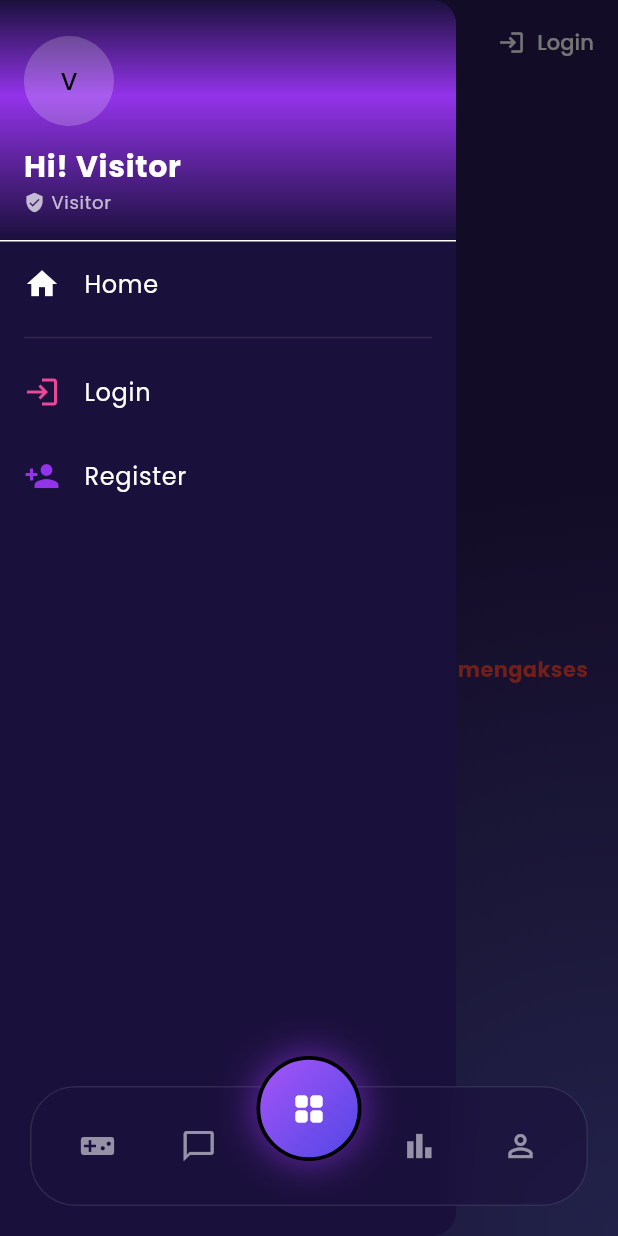
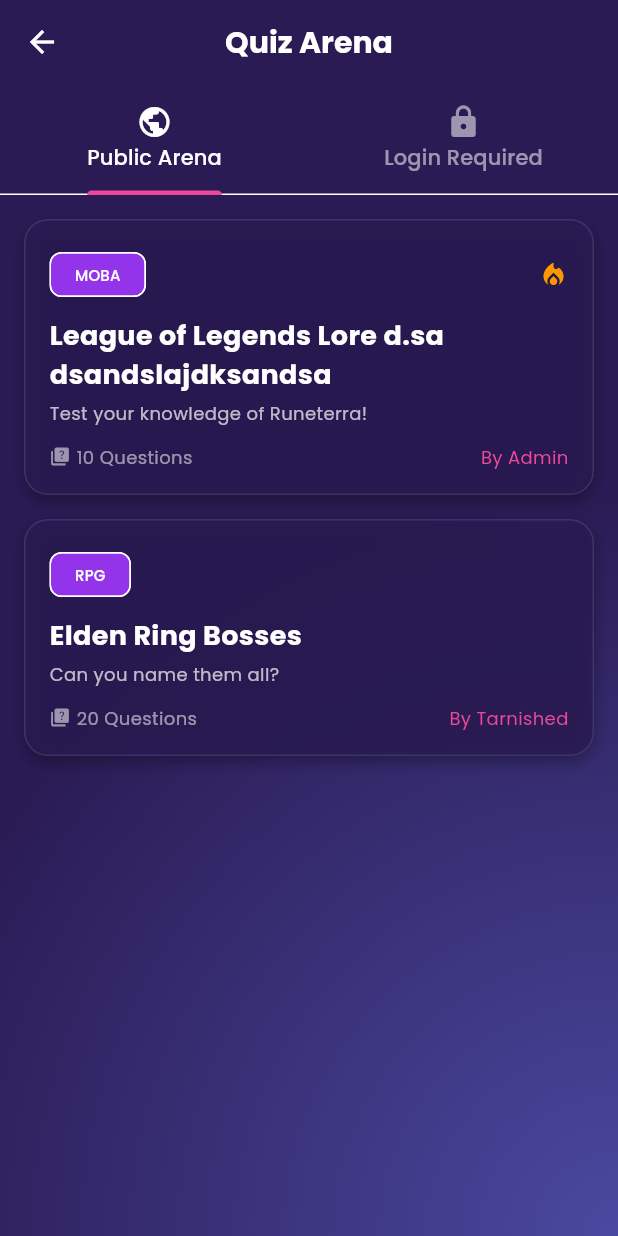
Before and after one commit to grassphobic-A07/arena-invicta-mobile, a Flutter app: the screen it shows after launch, in the side drawer, after a tap on the "videogame asset" icon, on a phone screen of 412 x 824 dp. Run offline on Flutter 3.47's test engine with Material 3 defaults, Android fonts, the phone set to English and light mode, and no system bars; our stand-ins replace google_fonts, internet_connection_checker_plus; missing offline and left inert: pbp_django_auth; accounts and stored records are empty.

Commit message:
Fix models and temporary UI

```diff
--- a/lib/global/widgets/glass_bottom_nav.dart
+++ b/lib/global/widgets/glass_bottom_nav.dart
@@ -1,6 +1,8 @@
 import 'dart:ui';
 
 import 'package:arena_invicta_mobile/global/widgets/app_colors.dart';
+import 'package:arena_invicta_mobile/hannan_quiz/screens/quiz_main.dart';
+import 'package:arena_invicta_mobile/hannan_quiz/widgets/app_background.dart';
 import 'package:flutter/material.dart';
 
 class GlassBottomNavBar extends StatelessWidget {
@@ -42,7 +44,15 @@
                     children: [
                       _NavIcon(
                         icon: Icons.videogame_asset,
-                        onTap: () {},
+                        isActive: true,
+                        onTap: () {
+                          Navigator.push(
+                            context,
+                            MaterialPageRoute(
+                              builder: (context) => const AppBackground(child: QuizMainPage()),
+                            ),
+                          );
+                        },
                       ),
                       _NavIcon(
                         icon: Icons.chat_bubble_outline,
--- a/lib/hannan_quiz/models/public_quiz_list_model.dart
+++ b/lib/hannan_quiz/models/public_quiz_list_model.dart
@@ -1,14 +1,14 @@
 // To parse this JSON data, do
 //
-//     final quizEntry = quizEntryFromJson(jsonString);
+//     final publicQuizListEntry = publicQuizListEntryFromJson(jsonString);
 
 import 'dart:convert';
 
-List<QuizEntry> quizEntryFromJson(String str) => List<QuizEntry>.from(json.decode(str).map((x) => QuizEntry.fromJson(x)));
+List<PublicQuizListEntry> publicQuizListEntryFromJson(String str) => List<PublicQuizListEntry>.from(json.decode(str).map((x) => PublicQuizListEntry.fromJson(x)));
 
-String quizEntryToJson(List<QuizEntry> data) => json.encode(List<dynamic>.from(data.map((x) => x.toJson())));
+String publicQuizListEntryToJson(List<PublicQuizListEntry> data) => json.encode(List<dynamic>.from(data.map((x) => x.toJson())));
 
-class QuizEntry {
+class PublicQuizListEntry {
     int id;
     String title;
     String description;
@@ -17,7 +17,7 @@
     int totalQuestions;
     String createdBy;
 
-    QuizEntry({
+    PublicQuizListEntry({
         required this.id,
         required this.title,
         required this.description,
@@ -27,7 +27,7 @@
         required this.createdBy,
     });
 
-    factory QuizEntry.fromJson(Map<String, dynamic> json) => QuizEntry(
+    factory PublicQuizListEntry.fromJson(Map<String, dynamic> json) => PublicQuizListEntry(
         id: json["id"],
         title: json["title"],
         description: json["description"],
--- /dev/null
+++ b/lib/hannan_quiz/screens/public_quiz_list.dart
@@ -0,0 +1,141 @@
+import 'package:arena_invicta_mobile/global/widgets/app_colors.dart';
+import 'package:arena_invicta_mobile/hannan_quiz/models/public_quiz_list_model.dart'; // Correct Import
+import 'package:arena_invicta_mobile/hannan_quiz/screens/quiz_play_screen.dart';
+import 'package:flutter/material.dart';
+import 'package:pbp_django_auth/pbp_django_auth.dart';
+import 'package:provider/provider.dart';
+
+class PublicQuizList extends StatefulWidget {
+  const PublicQuizList({super.key});
+
+  @override
+  State<PublicQuizList> createState() => _PublicQuizListState();
+}
+
+class _PublicQuizListState extends State<PublicQuizList> {
+  // Updated type to PublicQuizListEntry
+  Future<List<PublicQuizListEntry>> fetchPublicQuizzes(CookieRequest request) async {
+    // Replace with your actual Django endpoint
+    // final response = await request.get('https://neal-guarddin-arenainvicta.pbp.cs.ui.ac.id/quiz/api/public-list/');
+
+    // MOCK DATA using the correct model
+    await Future.delayed(const Duration(seconds: 1));
+    return [
+      PublicQuizListEntry(
+        id: 1,
+        title: "League of Legends Lore d.sa dsandslajdksandsa",
+        description: "Test your knowledge of Runeterra!",
+        category: "MOBA",
+        isQuizHot: true,
+        totalQuestions: 10, // Note plural 's' in public model
+        createdBy: "Admin"
+      ),
+      PublicQuizListEntry(
+        id: 2,
+        title: "Elden Ring Bosses",
+        description: "Can you name them all?",
+        category: "RPG",
+        isQuizHot: false,
+        totalQuestions: 20,
+        createdBy: "Tarnished"
+      ),
+    ];
+  }
+
+  @override
+  Widget build(BuildContext context) {
+    final request = context.watch<CookieRequest>();
+
+    return FutureBuilder(
+      future: fetchPublicQuizzes(request),
+      builder: (context, AsyncSnapshot<List<PublicQuizListEntry>> snapshot) {
+        if (snapshot.connectionState == ConnectionState.waiting) {
+          return const Center(child: CircularProgressIndicator(color: ArenaColor.dragonFruit));
+        } else if (!snapshot.hasData || snapshot.data!.isEmpty) {
+          return const Center(child: Text("No active quizzes in the Arena."));
+        }
+
+        return ListView.builder(
+          padding: const EdgeInsets.all(16),
+          itemCount: snapshot.data!.length,
+          itemBuilder: (context, index) {
+            final quiz = snapshot.data![index];
+            return _buildQuizCard(context, quiz);
+          },
+        );
+      },
+    );
+  }
+
+  Widget _buildQuizCard(BuildContext context, PublicQuizListEntry quiz) {
+    return Container(
+      margin: const EdgeInsets.only(bottom: 16),
+      decoration: BoxDecoration(
+        color: ArenaColor.darkAmethystLight.withOpacity(0.8),
+        borderRadius: BorderRadius.circular(16),
+        border: Border.all(color: Colors.white10),
+        boxShadow: [
+          BoxShadow(
+            color: Colors.black.withOpacity(0.3),
+            blurRadius: 8,
+            offset: const Offset(0, 4),
+          ),
+        ],
+      ),
+      child: InkWell(
+        onTap: () {
+          Navigator.push(
+            context,
+            MaterialPageRoute(
+              builder: (context) => QuizPlayScreen(quizId: quiz.id, title: quiz.title),
+            ),
+          );
+        },
+        borderRadius: BorderRadius.circular(16),
+        child: Padding(
+          padding: const EdgeInsets.all(16.0),
+          child: Column(
+            crossAxisAlignment: CrossAxisAlignment.start,
+            children: [
+              Row(
+                mainAxisAlignment: MainAxisAlignment.spaceBetween,
+                children: [
+                  Chip(
+                    label: Text(quiz.category, style: const TextStyle(fontSize: 10)),
+                    backgroundColor: ArenaColor.purpleX11,
+                    visualDensity: VisualDensity.compact,
+                  ),
+                  if (quiz.isQuizHot)
+                    const Icon(Icons.local_fire_department, color: Colors.orange, size: 20),
+                ],
+              ),
+              const SizedBox(height: 8),
+              Text(
+                quiz.title,
+                style: const TextStyle(fontSize: 18, fontWeight: FontWeight.bold, color: Colors.white),
+              ),
+              const SizedBox(height: 4),
+              Text(
+                quiz.description,
+                maxLines: 2,
+                overflow: TextOverflow.ellipsis,
+                style: const TextStyle(color: Colors.white70, fontSize: 12),
+              ),
+              const SizedBox(height: 12),
+              Row(
+                children: [
+                  const Icon(Icons.quiz, size: 14, color: Colors.white54),
+                  const SizedBox(width: 4),
+                  // Uses totalQuestions from PublicQuizListEntry
+                  Text("${quiz.totalQuestions} Questions", style: const TextStyle(color: Colors.white54, fontSize: 12)),
+                  const Spacer(),
+                  Text("By ${quiz.createdBy}", style: const TextStyle(color: ArenaColor.dragonFruit, fontSize: 12)),
+                ],
+              ),
+            ],
+          ),
+        ),
+      ),
+    );
+  }
+}
--- a/lib/hannan_quiz/screens/quiz_main.dart
+++ b/lib/hannan_quiz/screens/quiz_main.dart
@@ -0,0 +1,96 @@
+import 'package:arena_invicta_mobile/global/widgets/app_colors.dart';
+import 'package:arena_invicta_mobile/hannan_quiz/screens/private_quiz_list.dart';
+import 'package:arena_invicta_mobile/hannan_quiz/screens/public_quiz_list.dart';
+import 'package:arena_invicta_mobile/main.dart'; //
+import 'package:flutter/material.dart';
+import 'package:provider/provider.dart';
+
+class QuizMainPage extends StatefulWidget {
+  const QuizMainPage({super.key});
+
+  @override
+  State<QuizMainPage> createState() => _QuizMainPageState();
+}
+
+class _QuizMainPageState extends State<QuizMainPage> with SingleTickerProviderStateMixin {
+  late TabController _tabController;
+
+  @override
+  void initState() {
+    super.initState();
+    _tabController = TabController(length: 2, vsync: this);
+  }
+
+  @override
+  void dispose() {
+    _tabController.dispose();
+    super.dispose();
+  }
+
+  @override
+  Widget build(BuildContext context) {
+    final userProvider = context.watch<UserProvider>(); //
+    final isVisitor = !userProvider.isLoggedIn;
+
+    return Scaffold(
+      backgroundColor: Colors.transparent, // Inherits gradient from parent
+      appBar: AppBar(
+        title: const Text("Quiz Arena"),
+        backgroundColor: Colors.transparent,
+        bottom: TabBar(
+          controller: _tabController,
+          indicatorColor: ArenaColor.dragonFruit, //
+          labelColor: Colors.white,
+          unselectedLabelColor: Colors.white54,
+          tabs: [
+            const Tab(icon: Icon(Icons.public), text: "Public Arena"),
+            if (!isVisitor)
+              const Tab(icon: Icon(Icons.lock_outline), text: "My Vault")
+            else
+              const Tab(icon: Icon(Icons.lock), text: "Login Required"),
+          ],
+        ),
+      ),
+      body: TabBarView(
+        controller: _tabController,
+        children: [
+          const PublicQuizList(),
+          if (!isVisitor)
+            const PrivateQuizList()
+          else
+            _buildLoginPlaceholder(context),
+        ],
+      ),
+    );
+  }
+
+  Widget _buildLoginPlaceholder(BuildContext context) {
+    return Center(
+      child: Column(
+        mainAxisAlignment: MainAxisAlignment.center,
+        children: [
+          const Icon(Icons.lock_person, size: 80, color: Colors.white24),
+          const SizedBox(height: 16),
+          const Text(
+            "Access Denied",
+            style: TextStyle(fontSize: 20, fontWeight: FontWeight.bold),
+          ),
+          const SizedBox(height: 8),
+          const Text("Login to manage your private quizzes."),
+          const SizedBox(height: 20),
+          ElevatedButton(
+            style: ElevatedButton.styleFrom(
+              backgroundColor: ArenaColor.purpleX11, //
+              foregroundColor: Colors.white,
+            ),
+            onPressed: () {
+               // Navigate to login using routeName defined in main.dart
+               Navigator.pushNamed(context, '/login');
+            },
+            child: const Text("Login Now"),
+          )
+        ],
+      ),
+    );
+  }
+}
--- /dev/null
+++ b/lib/hannan_quiz/widgets/app_background.dart
@@ -0,0 +1,54 @@
+import 'package:flutter/material.dart';
+
+class AppBackground extends StatelessWidget {
+  final Widget child;
+
+  const AppBackground({super.key, required this.child});
+
+  @override
+  Widget build(BuildContext context) {
+    return Stack(
+      children: [
+        IgnorePointer(
+          child: _buildGradient(),
+        ),
+        child,
+      ],
+    );
+  }
+
+  Widget _buildGradient() {
+    return Stack(
+      children: [
+        Positioned.fill(
+          child: DecoratedBox(
+            decoration: const BoxDecoration(
+              gradient: RadialGradient(
+                center: Alignment.topLeft,
+                radius: 1.2,
+                colors: [
+                  Color(0xFF9333EA),
+                  Color(0xFF2A1B54),
+                ],
+              ),
+            ),
+          ),
+        ),
+        Positioned.fill(
+          child: DecoratedBox(
+            decoration: const BoxDecoration(
+              gradient: RadialGradient(
+                center: Alignment.bottomRight,
+                radius: 1.2,
+                colors: [
+                  Color(0xFF4A49A0),
+                  Color(0xFF2A1B54),
+                ],
+              ),
+            ),
+          ),
+        ),
+      ],
+    );
+  }
+}
```
Also changed, not shown: lib/hannan_quiz/models/private_quiz_detail_model.dart (+6 -6 lines), lib/hannan_quiz/models/private_quiz_grading_model.dart (+6 -6 lines), lib/hannan_quiz/models/private_quiz_list_model.dart (+6 -6 lines), lib/hannan_quiz/models/public_quiz_detail_model.dart (+6 -6 lines), lib/hannan_quiz/screens/private_quiz_list.dart (added, +84 -0 lines), lib/hannan_quiz/screens/quiz_admin_detail.dart (added, +79 -0 lines), lib/hannan_quiz/screens/quiz_play_screen.dart (added, +148 -0 lines).
